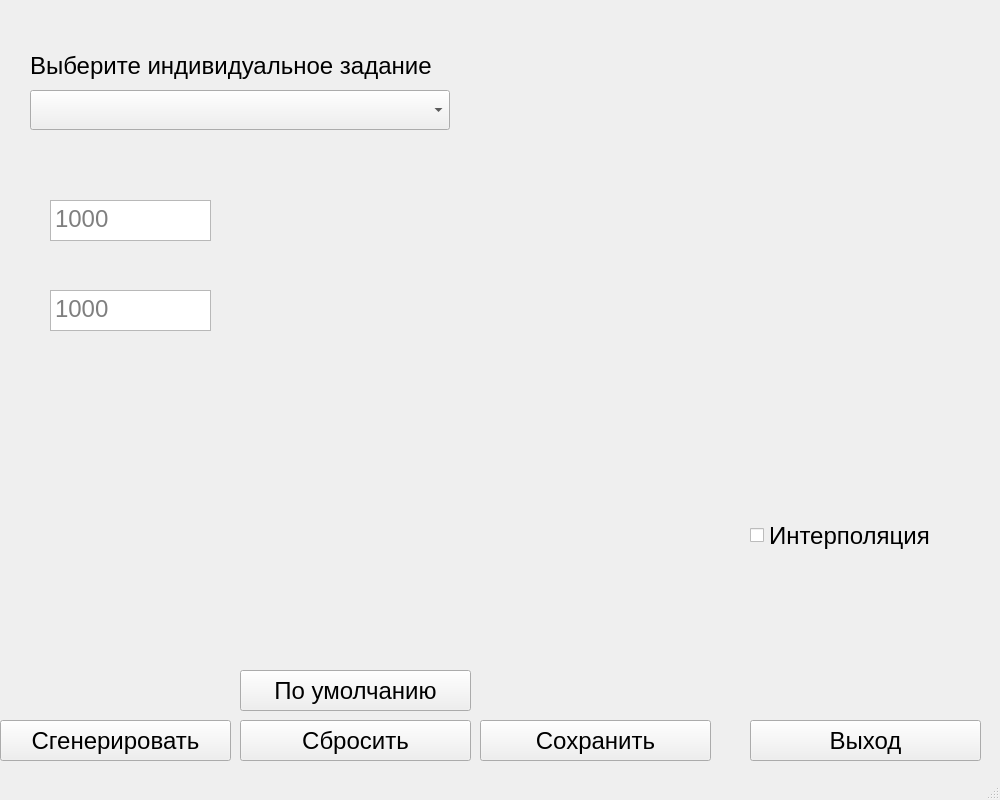
absxlvte/DataGenerator, file des.ui: the form before one commit.
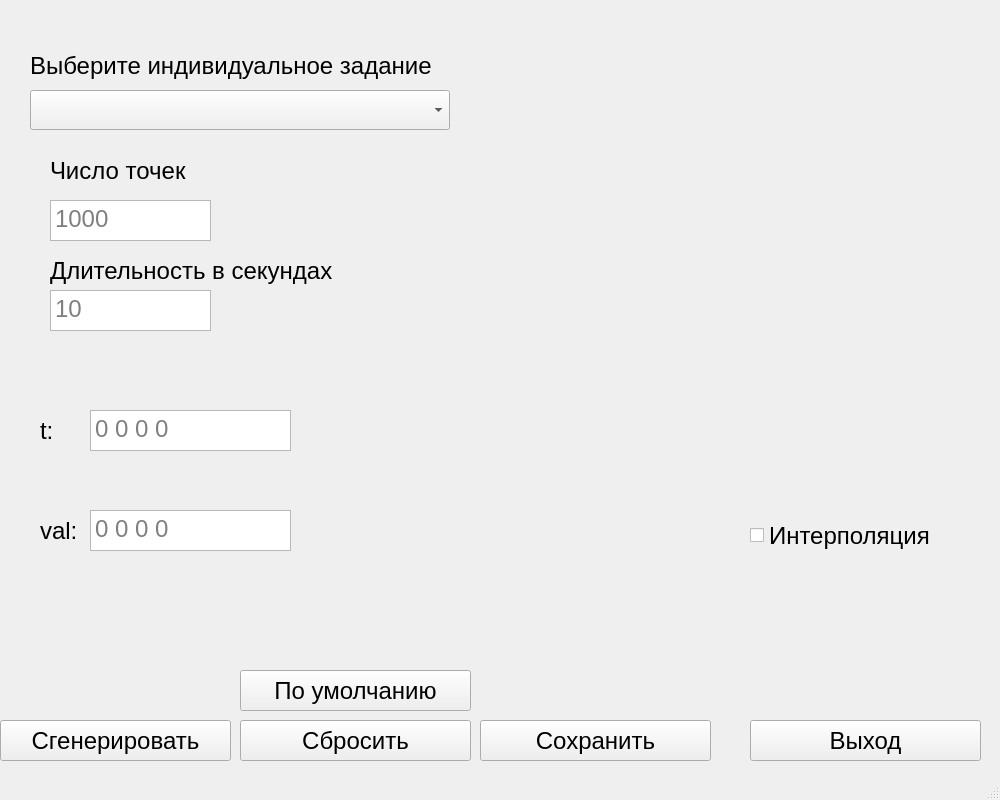
The form after the commit. The open tabs and pages were chosen to show the change.

```diff
--- a/des.ui
+++ b/des.ui
@@ -1166,7 +1166,85 @@
        </rect>
       </property>
       <property name="placeholderText">
-       <string>1000</string>
+       <string>10</string>
+      </property>
+     </widget>
+     <widget class="QLabel" name="label_22">
+      <property name="geometry">
+       <rect>
+        <x>20</x>
+        <y>110</y>
+        <width>311</width>
+        <height>41</height>
+       </rect>
+      </property>
+      <property name="text">
+       <string>Длительность в секундах</string>
+      </property>
+     </widget>
+     <widget class="QLabel" name="label_56">
+      <property name="geometry">
+       <rect>
+        <x>20</x>
+        <y>10</y>
+        <width>311</width>
+        <height>41</height>
+       </rect>
+      </property>
+      <property name="text">
+       <string>Число точек</string>
+      </property>
+     </widget>
+     <widget class="QTextEdit" name="T_interval_ph">
+      <property name="geometry">
+       <rect>
+        <x>60</x>
+        <y>270</y>
+        <width>201</width>
+        <height>41</height>
+       </rect>
+      </property>
+      <property name="placeholderText">
+       <string>0 0 0 0</string>
+      </property>
+     </widget>
+     <widget class="QTextEdit" name="Val_interval_ph">
+      <property name="geometry">
+       <rect>
+        <x>60</x>
+        <y>370</y>
+        <width>201</width>
+        <height>41</height>
+       </rect>
+      </property>
+      <property name="placeholderText">
+       <string>0 0 0 0</string>
+      </property>
+     </widget>
+     <widget class="QLabel" name="t_label_ph">
+      <property name="geometry">
+       <rect>
+        <x>10</x>
+        <y>270</y>
+        <width>21</width>
+        <height>41</height>
+       </rect>
+      </property>
+      <property name="text">
+       <string>t:</string>
+      </property>
+     </widget>
+     <widget class="QLabel" name="Val_label_ph">
+      <property name="geometry">
+       <rect>
+        <x>10</x>
+        <y>370</y>
+        <width>41</width>
+        <height>41</height>
+       </rect>
+      </property>
+      <property name="text">
+       <string>val:</string>
       </property>
      </widget>
     </widget>
```
Left out of the diff: 6 changed lines with no effect on the pictures.
